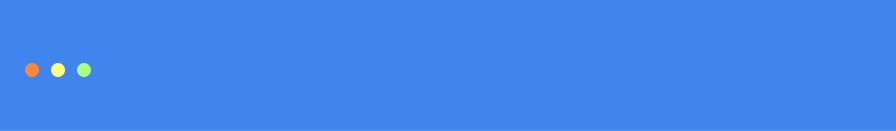
This is App/Src/CTopsView/TopsView.ui in Haon1/windows-app-system-2025-06-02 as Qt 5 draws it before an edit. The edited form follows.
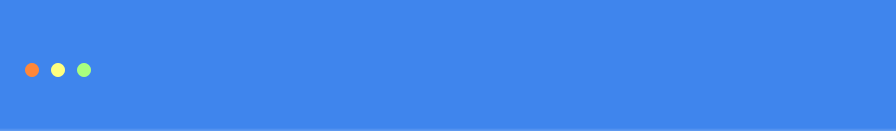
This is the edited form.

Patch:
```diff
--- a/App/Src/CTopsView/TopsView.ui
+++ b/App/Src/CTopsView/TopsView.ui
@@ -19,7 +19,7 @@
 color:rgb(255,255,255);
 background-color:#3f85ed;
 border-bottom:3px solid #3f85ed;
-border-bottom-color:qlineargradient(x1:0,y1:0,x2:0,y2:1,stop:0 #3f85ed, stop:1 rgba(255,255,255,0.1));
+border-bottom-color:qlineargradient(x1:0,y1:0,x2:0,y2:1,stop:0 #3f85ed, stop:1 rgba(255,255,255,0.2));
 }
 
 QWidget#TopsView QLabel
```
